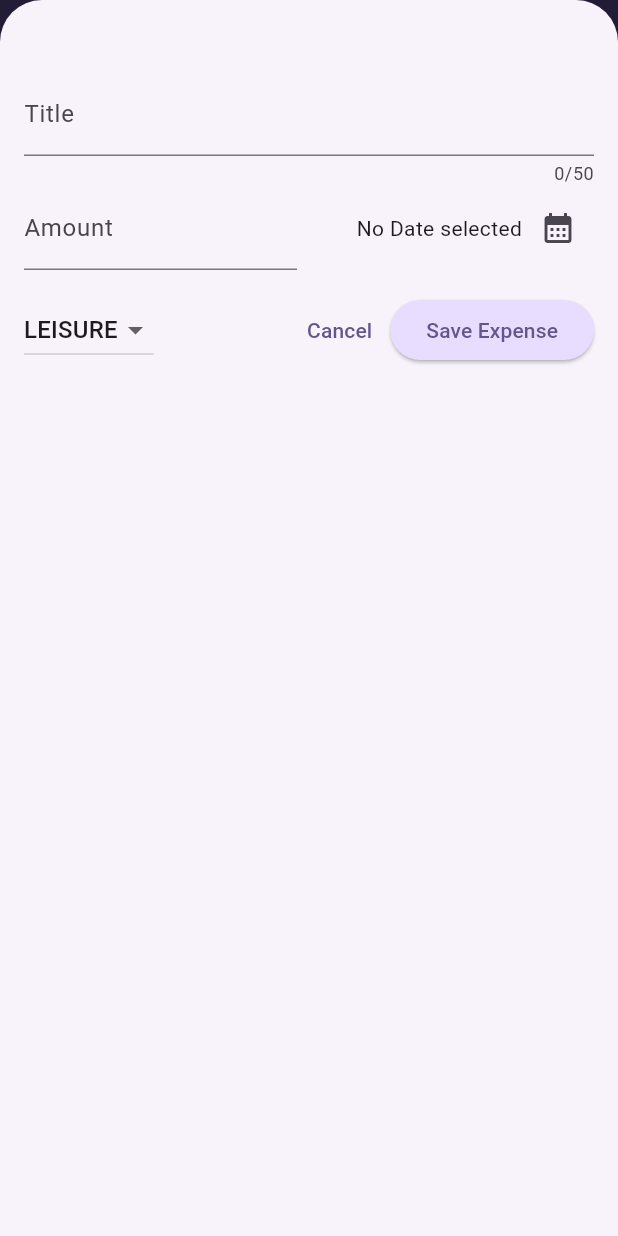
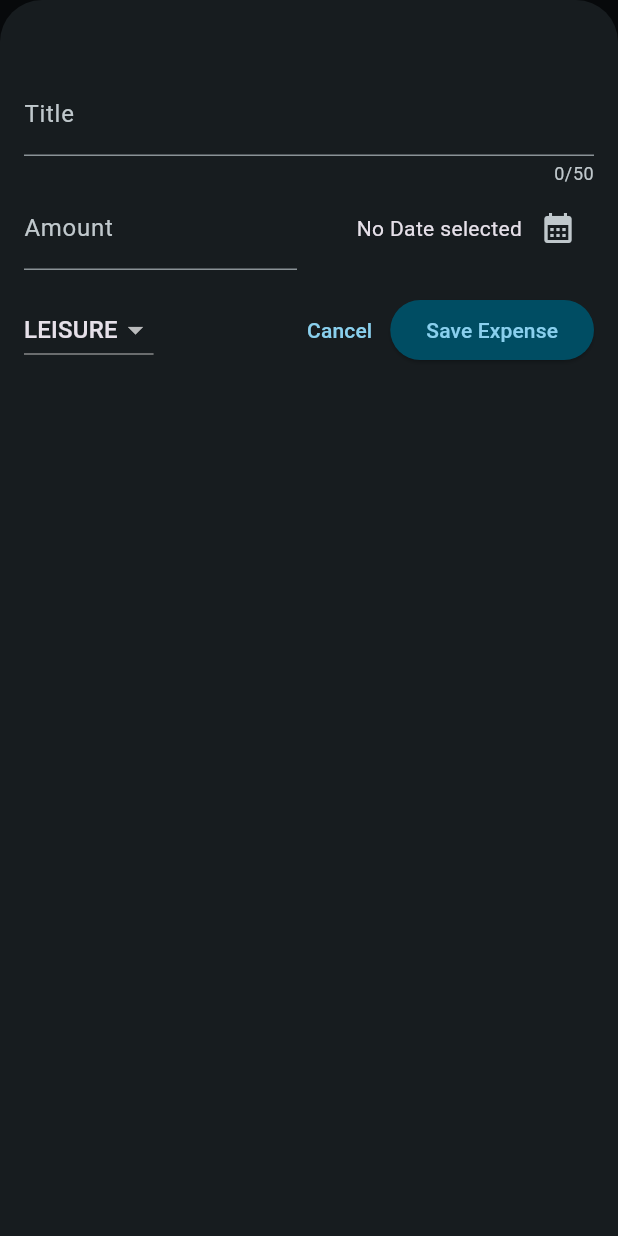
Before and after one commit to kripalsinghuk/expense_tracker, a Flutter app: the screen it shows after launch, after a tap on the "add" icon, on a phone screen of 412 x 824 dp. Run offline on Flutter 3.47's test engine with Material 3 defaults, Android fonts, the phone set to English and light mode, and no system bars.

Commit message:
using dark mod

```diff
--- a/lib/main.dart
+++ b/lib/main.dart
@@ -5,9 +5,33 @@
 var kColorScheme = ColorScheme.fromSeed(
   seedColor: Color.fromARGB(255, 96, 59, 181),
 );
+
+var kDarkColorScheme = ColorScheme.fromSeed(
+  brightness: Brightness.dark,
+  seedColor: Color.fromARGB(255, 5, 99, 125),
+);
 void main() {
   runApp(
     MaterialApp(
+      darkTheme: ThemeData.dark().copyWith(
+        colorScheme: kDarkColorScheme,
+        cardTheme: CardThemeData().copyWith(
+          color: kDarkColorScheme.secondaryContainer,
+          margin: EdgeInsets.symmetric(horizontal: 18, vertical: 8),
+        ),
+        elevatedButtonTheme: ElevatedButtonThemeData(
+          style: ElevatedButton.styleFrom(
+            backgroundColor: kDarkColorScheme.primaryContainer,
+          ),
+        ),
+        // textTheme: ThemeData().textTheme.copyWith(
+        //   titleLarge: TextStyle(
+        //     fontWeight: FontWeight.normal,
+        //     color: kDarkColorScheme.onSecondaryContainer,
+        //     fontSize: 14,
+        //   ),
+        // ),
+      ),
       theme: ThemeData().copyWith(
         colorScheme: kColorScheme,
         appBarTheme: AppBarTheme().copyWith(
@@ -30,9 +54,8 @@
             fontSize: 14,
           ),
         ),
-
       ),
-
+      themeMode: ThemeMode.dark,
       home: Expenses(),
     ),
   );
```
